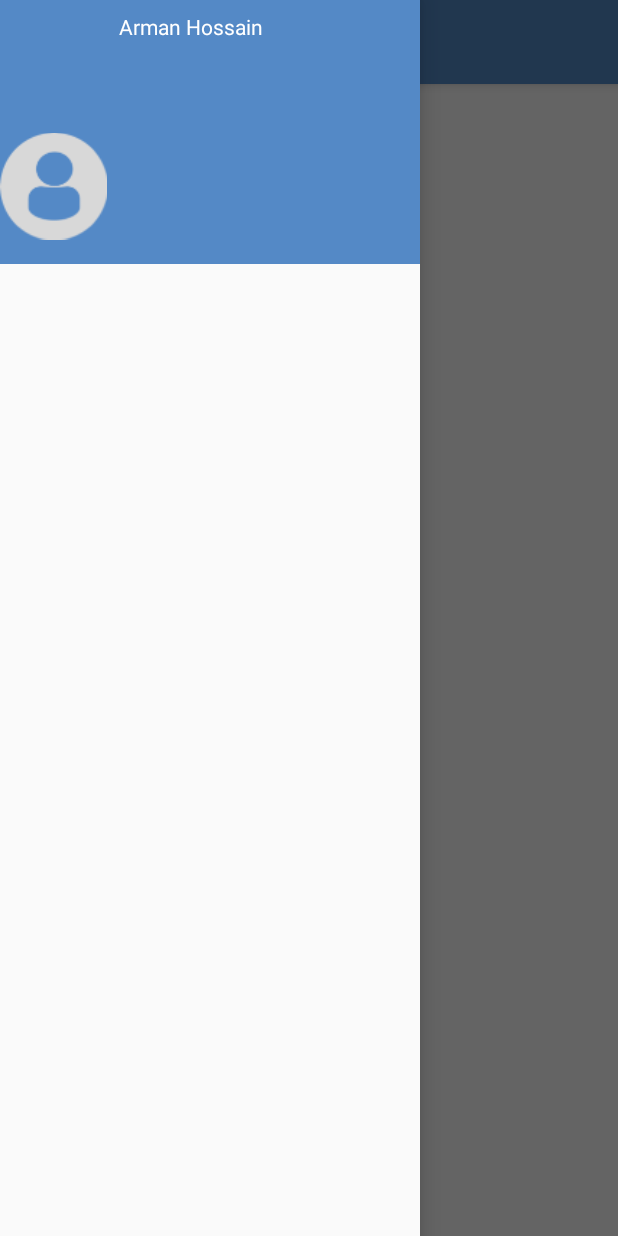
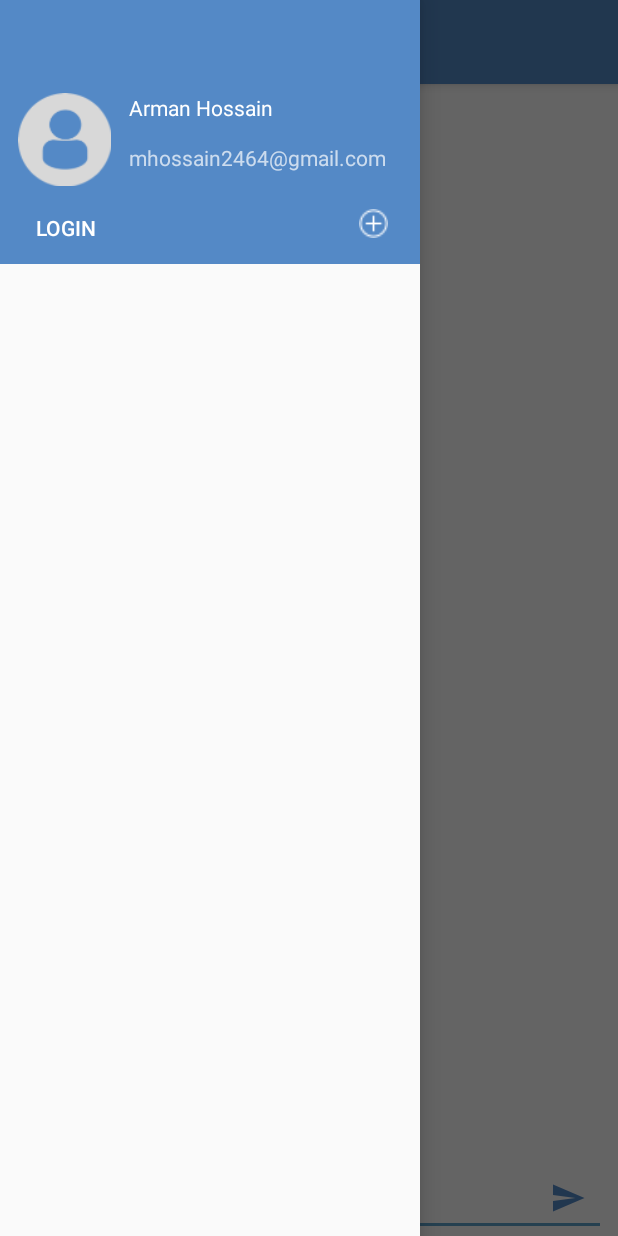
Before and after one commit to ma10hoss/SmackChat, an Android app: the screen it shows after launch (MainActivity), with the side drawer open, on a phone screen of 412 x 824 dp. Run offline under Robolectric (Android 15) with nearby library versions, the phone set to English and light mode, and no system bars.

Commit message:
lessaon 2

```diff
--- a/app/src/main/java/com/example/smack/MainActivity.kt
+++ b/app/src/main/java/com/example/smack/MainActivity.kt
@@ -11,6 +11,7 @@ import android.support.design.widget.NavigationView
 import android.support.v7.app.AppCompatActivity
 import android.support.v7.widget.Toolbar
 import android.view.Menu
+import android.view.View
 
 class MainActivity : AppCompatActivity() {
 
@@ -39,4 +40,14 @@ class MainActivity : AppCompatActivity() {
             super.onBackPressed()
         }
     }
+
+    fun loginBtnNavClicked(view:View){
+
+    }
+    fun addChannelClicked(view: View){
+
+    }
+    fun sendMessageBtnClicked(view: View){
+
+    }
 }
--- a/app/src/main/res/layout/content_main.xml
+++ b/app/src/main/res/layout/content_main.xml
@@ -10,12 +10,36 @@
         tools:context=".MainActivity">
 
     <TextView
-            android:layout_width="wrap_content"
+            android:layout_width="0dp"
             android:layout_height="wrap_content"
-            android:text="Hello World!"
-            app:layout_constraintBottom_toBottomOf="parent"
+            android:text="Please Log In"
             app:layout_constraintLeft_toLeftOf="parent"
             app:layout_constraintRight_toRightOf="parent"
-            app:layout_constraintTop_toTopOf="parent"/>
+            app:layout_constraintTop_toTopOf="parent" android:layout_marginTop="8dp" android:textAlignment="center"
+            android:id="@+id/mainChannelName"/>
+    <EditText
+            android:layout_width="0dp"
+            android:layout_height="wrap_content"
+            android:inputType="textMultiLine"
+            android:gravity="start|top"
+            android:ems="10"
+            android:id="@+id/messageTextField" android:layout_marginEnd="8dp"
+            app:layout_constraintEnd_toEndOf="parent" android:layout_marginStart="8dp"
+            app:layout_constraintStart_toStartOf="parent"
+            app:layout_constraintBottom_toBottomOf="parent" android:hint="Message"/>
+    <ImageButton
+            android:layout_width="35dp"
+            android:layout_height="35dp" app:srcCompat="@drawable/ic_menu_send"
+            android:id="@+id/sendMessageBtn"
+            android:tint="@color/colorPrimary" app:layout_constraintEnd_toEndOf="parent"
+            android:layout_marginEnd="16dp" android:layout_marginBottom="8dp"
+            app:layout_constraintBottom_toBottomOf="parent" android:background="@android:color/transparent"
+            android:onClick="sendMessageBtnClicked"/>
+    <android.support.v7.widget.RecyclerView
+            android:layout_width="395dp"
+            android:layout_height="587dp" app:layout_constraintTop_toBottomOf="@+id/mainChannelName"
+            app:layout_constraintStart_toStartOf="parent"
+            app:layout_constraintEnd_toEndOf="parent"
+            app:layout_constraintBottom_toTopOf="@+id/messageTextField" android:id="@+id/messageListView"/>
 
 </android.support.constraint.ConstraintLayout>
--- a/app/src/main/res/layout/nav_header_main.xml
+++ b/app/src/main/res/layout/nav_header_main.xml
@@ -9,13 +9,14 @@
         android:gravity="bottom" android:id="@+id/linearLayout">
 
     <ImageView
-            android:layout_width="71dp"
-            android:layout_height="96dp"
+            android:layout_width="70dp"
+            android:layout_height="70dp"
             android:paddingTop="@dimen/nav_header_vertical_spacing"
             android:contentDescription="@string/nav_header_desc"
-            android:id="@+id/imageView" app:srcCompat="@drawable/profiledefault"
-            tools:layout_editor_absoluteX="12dp" android:layout_marginBottom="8dp"
-            app:layout_constraintBottom_toBottomOf="parent"/>
+            android:id="@+id/userImageNavHeader" app:srcCompat="@drawable/profiledefault"
+            android:layout_marginBottom="12dp"
+            app:layout_constraintBottom_toTopOf="@+id/loginBtnNavHeader" app:layout_constraintStart_toStartOf="parent"
+            android:layout_marginStart="8dp"/>
 
     <TextView
             android:layout_width="wrap_content"
@@ -23,16 +24,34 @@
             android:paddingTop="@dimen/nav_header_vertical_spacing"
             android:text="Arman Hossain"
             android:textAppearance="@style/TextAppearance.AppCompat.Body1"
-            android:id="@+id/textView3"
-            tools:layout_editor_absoluteY="85dp" app:layout_constraintStart_toEndOf="@+id/imageView"
-            android:layout_marginStart="8dp"/>
+            android:id="@+id/userNameNavHeader"
+            app:layout_constraintStart_toEndOf="@+id/userImageNavHeader"
+            android:layout_marginStart="8dp" app:layout_constraintTop_toTopOf="@+id/userImageNavHeader"/>
 
     <TextView
             android:layout_width="wrap_content"
             android:layout_height="wrap_content"
-            android:id="@+id/textView"
-            tools:layout_editor_absoluteX="91dp"
-            tools:text="Mhossain1234@gmail.com" android:layout_marginBottom="32dp"
-            app:layout_constraintBottom_toBottomOf="parent"/>
+            android:id="@+id/userEmailNavHeader"
+            tools:text="Mhossain1234@gmail.com" android:layout_marginBottom="36dp"
+            app:layout_constraintBottom_toBottomOf="parent" android:layout_marginTop="8dp"
+            app:layout_constraintTop_toBottomOf="@+id/userNameNavHeader" android:text="mhossain2464@gmail.com"
+            app:layout_constraintVertical_bias="0.187" app:layout_constraintStart_toEndOf="@+id/userImageNavHeader"
+            android:layout_marginStart="8dp"/>
+    <Button
+            android:text="Login"
+            android:layout_width="wrap_content"
+            android:layout_height="32dp"
+            android:id="@+id/loginBtnNavHeader"
+            android:background="@android:color/transparent" android:layout_marginBottom="8dp"
+            app:layout_constraintBottom_toBottomOf="parent" android:layout_marginStart="24dp"
+            app:layout_constraintStart_toStartOf="parent" android:onClick="loginBtnNavClicked"
+            android:textAlignment="viewStart"/>
+    <ImageButton
+            android:layout_width="30dp"
+            android:layout_height="30dp" app:srcCompat="@drawable/addchannelbutton"
+            android:id="@+id/addChannelBtn"
+            android:background="@android:color/transparent" android:scaleType="fitXY" android:padding="5dp"
+            android:layout_marginEnd="16dp" app:layout_constraintEnd_toEndOf="parent" android:layout_marginBottom="12dp"
+            app:layout_constraintBottom_toBottomOf="parent" android:onClick="addChannelClicked"/>
 
 </android.support.constraint.ConstraintLayout>
```
